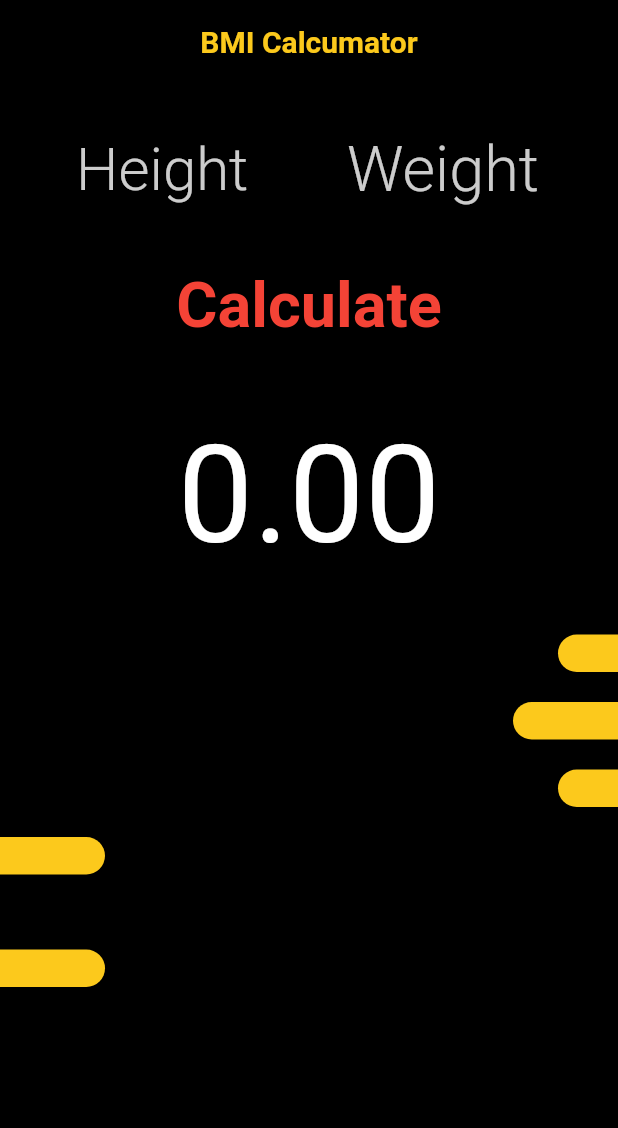
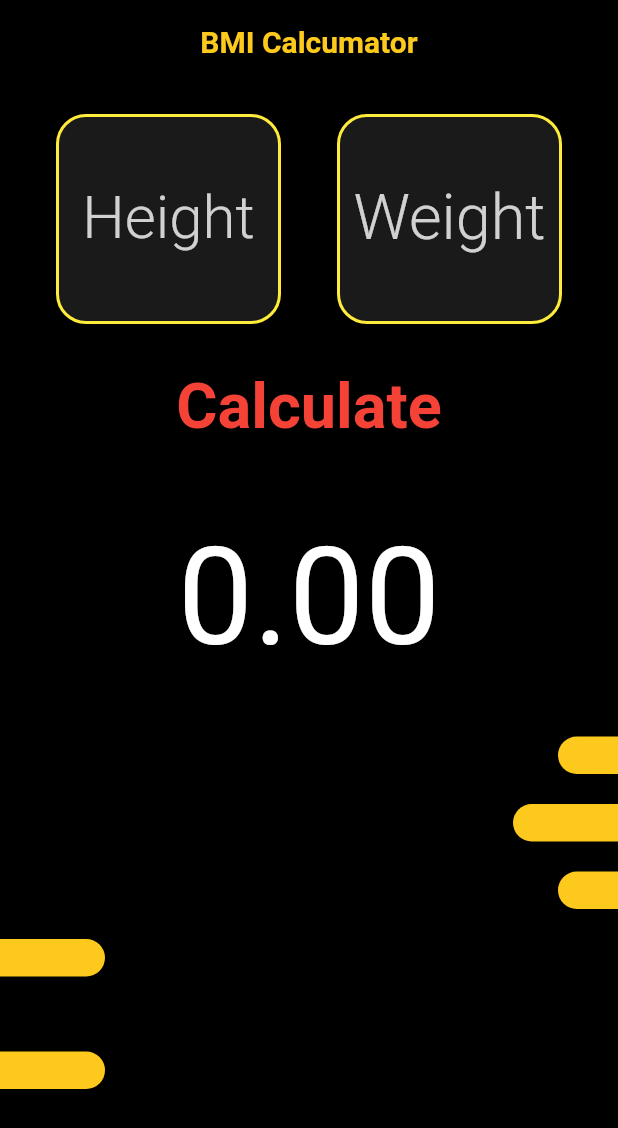
Before and after one commit to aryamanshrivastava/BMI-Calculator, a Flutter app: the screen it shows after launch, on a phone screen of 412 x 824 dp. Shown: the top 1128 px of the screen. Run offline on Flutter 3.47's test engine with Material 2 defaults, Android fonts, the phone set to English and light mode, and no system bars; our stand-ins replace hexcolor.

Commit message:
UI Change

```diff
--- a/lib/screens/home.dart
+++ b/lib/screens/home.dart
@@ -40,14 +40,22 @@ class _HomeScreenState extends State<HomeScreen> {
             Row(
               mainAxisAlignment: MainAxisAlignment.spaceEvenly,
               children: [
-                SizedBox(
-                  width: 130,
+                Container(
+                  height: 140,
+                  decoration: BoxDecoration(
+                      border: Border.all(color: Colors.yellow, width: 2),
+                      borderRadius: BorderRadius.circular(20),
+                      color: Colors.white10),
+                  width: 150,
+                  child: Padding(
+                    padding: const EdgeInsets.only(top: 30),
                     child: TextField(
+                      textAlign: TextAlign.center,
                       controller: _heightController,
                       style: TextStyle(
                           fontSize: 42,
                           fontWeight: FontWeight.w300,
-                        color: accentHexColor),
+                          color: Colors.white),
                       keyboardType: TextInputType.number,
                       decoration: InputDecoration(
                           border: InputBorder.none,
@@ -58,14 +66,23 @@ class _HomeScreenState extends State<HomeScreen> {
                               color: Colors.white.withOpacity(.8))),
                     ),
                   ),
-                SizedBox(
-                  width: 130,
+                ),
+                Container(
+                  height: 140,
+                  decoration: BoxDecoration(
+                      border: Border.all(color: Colors.yellow, width: 2),
+                      borderRadius: BorderRadius.circular(20),
+                      color: Colors.white10),
+                  width: 150,
+                  child: Padding(
+                    padding: const EdgeInsets.only(top: 30),
                     child: TextField(
+                      textAlign: TextAlign.center,
                       controller: _weightController,
                       style: TextStyle(
                           fontSize: 42,
                           fontWeight: FontWeight.w300,
-                        color: accentHexColor),
+                          color: Colors.white),
                       keyboardType: TextInputType.number,
                       decoration: InputDecoration(
                           border: InputBorder.none,
@@ -74,6 +91,7 @@ class _HomeScreenState extends State<HomeScreen> {
                               fontSize: 42,
                               fontWeight: FontWeight.w300,
                               color: Colors.white.withOpacity(.8))),
+                    ),
                   ),
                 ),
               ],
@@ -96,12 +114,22 @@ class _HomeScreenState extends State<HomeScreen> {
                   }
                 });
               },
+              child: Container(
+                margin: EdgeInsets.symmetric(horizontal: 10),
+                width: MediaQuery.of(context).size.width,
+                height: 50,
+                decoration: BoxDecoration(
+                    borderRadius: BorderRadius.circular(10),
+                    color: Colors.transparent),
+                child: Center(
                   child: Text(
                     'Calculate',
                     style: TextStyle(
                         fontSize: 42,
                         fontWeight: FontWeight.bold,
                         color: Colors.red),
+                  ),
+                ),
               ),
             ),
             SizedBox(
```
Lines whose indentation alone changed are shown as unchanged.
